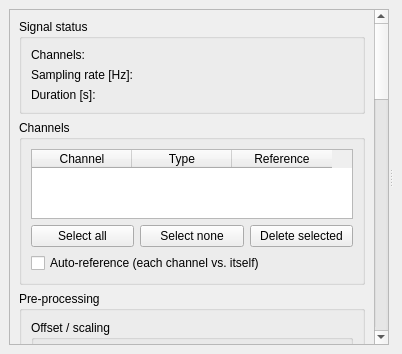
pyOMA-dev/pyOMA, file pyOMA/GUI/ui/preprocess_signals.ui: the form before one commit.
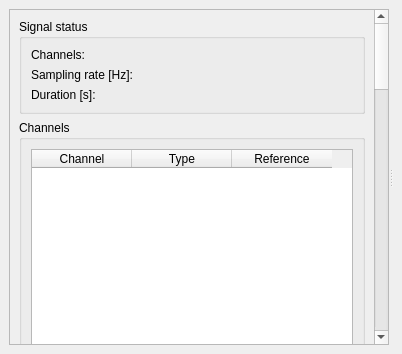
The form after the commit. Custom widgets are drawn as their Qt base class.

Commit message: Fix PreProcessSignalsGUI: no toolbar, bigger channel table, close bug, undo stub

Diff of the .ui file:
```diff
--- a/pyOMA/GUI/ui/preprocess_signals.ui
+++ b/pyOMA/GUI/ui/preprocess_signals.ui
@@ -23,7 +23,7 @@
         <property name="geometry">
          <rect><x>0</x><y>0</y><width>380</width><height>800</height></rect>
         </property>
-        <layout class="QVBoxLayout" name="control_layout">
+        <layout class="QVBoxLayout" name="control_layout" stretch="0,1,0,0,0,0">
          <item>
           <widget class="QGroupBox" name="status_box">
            <property name="title"><string>Signal status</string></property>
@@ -55,6 +55,15 @@
            <layout class="QVBoxLayout" name="channel_layout">
             <item>
              <widget class="QTableWidget" name="channel_table">
+              <property name="sizePolicy">
+               <sizepolicy hsizetype="Expanding" vsizetype="Expanding">
+                <horstretch>0</horstretch>
+                <verstretch>0</verstretch>
+               </sizepolicy>
+              </property>
+              <property name="minimumSize">
+               <size><width>0</width><height>260</height></size>
+              </property>
               <property name="selectionBehavior"><enum>QAbstractItemView::SelectRows</enum></property>
               <property name="selectionMode"><enum>QAbstractItemView::ExtendedSelection</enum></property>
               <property name="editTriggers"><enum>QAbstractItemView::NoEditTriggers</enum></property>
@@ -88,6 +97,12 @@
           <widget class="QGroupBox" name="preprocessing_box">
            <property name="title"><string>Pre-processing</string></property>
            <layout class="QVBoxLayout" name="preprocessing_layout">
+            <item>
+             <widget class="QPushButton" name="btn_undo">
+              <property name="text"><string>Undo last action</string></property>
+              <property name="enabled"><bool>false</bool></property>
+             </widget>
+            </item>
             <item>
              <widget class="QGroupBox" name="offset_box">
               <property name="title"><string>Offset / scaling</string></property>
```
The commit also changes 3 other files.
